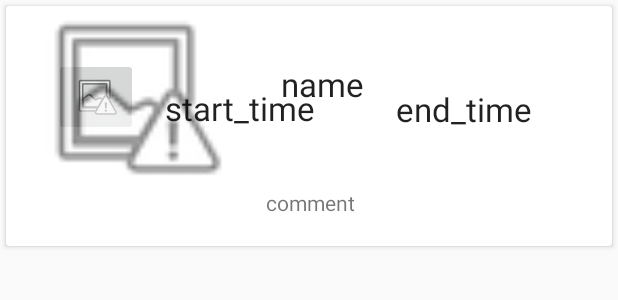
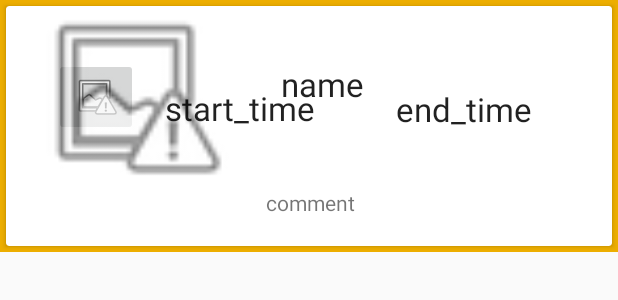
Before and after one commit to 14-2505-046-2/ShareTrip, an Android app: the layout trip_detail_card_layout.xml on its own in the app's theme, with its tools: preview values and no code run, on a phone screen of 412 x 824 dp. Shown: the top 300 px of the screen. Run offline under Robolectric (Android 15) with nearby library versions, the phone set to English and light mode, and no system bars.

Commit message:
11/29 背景・カードビューの色を追加

```diff
--- a/app/src/main/res/layout/activity_main.xml
+++ b/app/src/main/res/layout/activity_main.xml
@@ -4,7 +4,9 @@
     xmlns:tools="http://schemas.android.com/tools"
     android:layout_width="match_parent"
     android:layout_height="match_parent"
-    android:orientation="vertical">
+    android:orientation="vertical"
+    android:background="#EDAE00"
+    >
 
     <android.support.design.widget.AppBarLayout
         android:id="@+id/appbar"
--- a/app/src/main/res/layout/trip_detail_card_layout.xml
+++ b/app/src/main/res/layout/trip_detail_card_layout.xml
@@ -5,12 +5,16 @@
     android:layout_width="match_parent"
     android:layout_height="wrap_content"
     android:layout_margin="0dp"
-    android:orientation="vertical">
+    android:orientation="vertical"
+    android:background="#EDAE00"
+    >
 
     <android.support.v7.widget.CardView
         android:layout_width="match_parent"
         android:layout_height="wrap_content"
-        android:layout_margin="4dp">
+        android:layout_margin="4dp"
+        android:background="#FBDADE"
+        >
 
         <android.support.constraint.ConstraintLayout
             android:layout_width="match_parent"
```
Also changed, not shown: app/src/main/res/layout/tripcard_layout.xml (+6 -2 lines).
